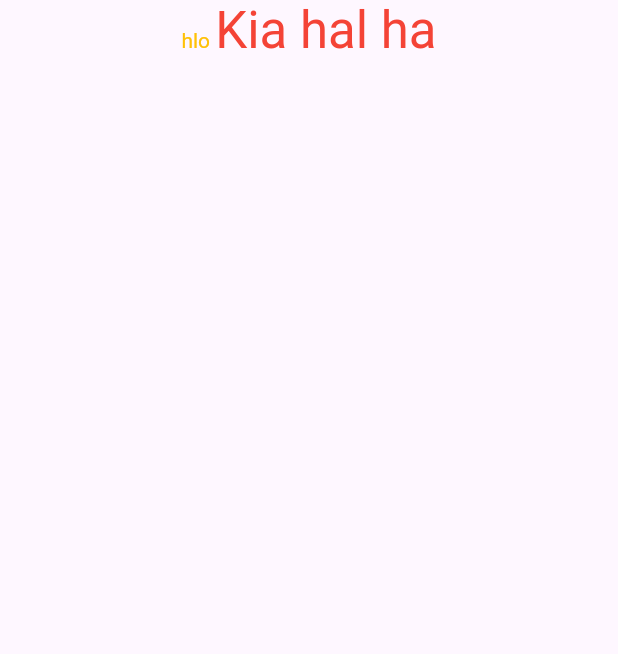
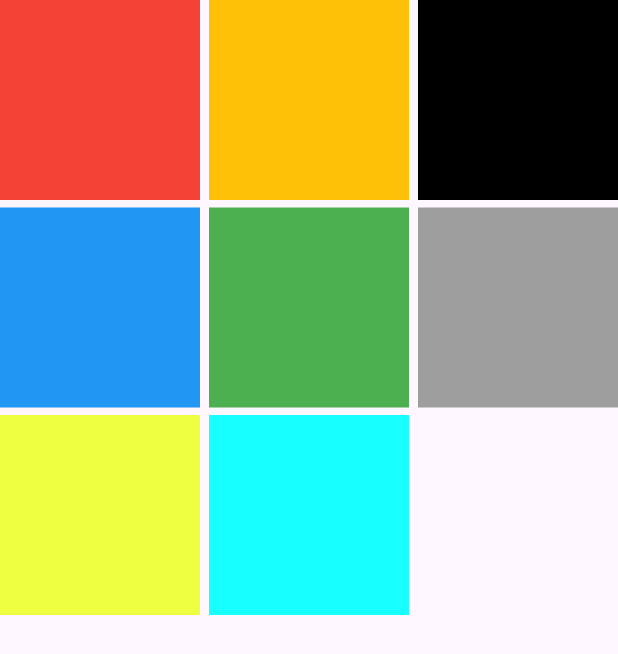
Before and after one commit to YawarAbbas012/Mobile-Application-project, a Flutter app: the screen it shows after launch, on a phone screen of 412 x 824 dp. Shown: the top 654 px of the screen. Run offline on Flutter 3.47's test engine with Material 3 defaults, Android fonts, the phone set to English and light mode, and no system bars.

Commit message:
grid count

```diff
--- a/lib/main.dart
+++ b/lib/main.dart
@@ -18,25 +18,33 @@ class MyApp extends StatelessWidget {
 }
 
 class HomeScreen extends StatelessWidget {
+  var colorlist = [
+    Colors.red,
+    Colors.amber,
+    Colors.black,
+    Colors.blue,
+    Colors.green,
+    Colors.grey,
+    Colors.limeAccent,
+    Colors.cyanAccent,
+  ];
   @override
   Widget build(BuildContext context) {
     return Scaffold(
-      body: Center(
-        child: Column(
-          children: [
-            RichText(
-              text: TextSpan(
-                children: [
-                  TextSpan(text: 'hlo ', style: TextStyle(color: Colors.amber)),
-                  TextSpan(
-                    text: 'Kia hal ha',
-                    style: TextStyle(color: Colors.red, fontSize: 34),
-                  ),
-                ],
-              ),
-            ),
-          ],
-        ),
+      body: GridView.count(
+        crossAxisSpacing: 6,
+        mainAxisSpacing: 5,
+        children: [
+          Container(color: colorlist[0]),
+          Container(color: colorlist[1]),
+          Container(color: colorlist[2]),
+          Container(color: colorlist[3]),
+          Container(color: colorlist[4]),
+          Container(color: colorlist[5]),
+          Container(color: colorlist[6]),
+          Container(color: colorlist[7]),
+        ],
+        crossAxisCount: 3,
       ),
     );
   }
```
